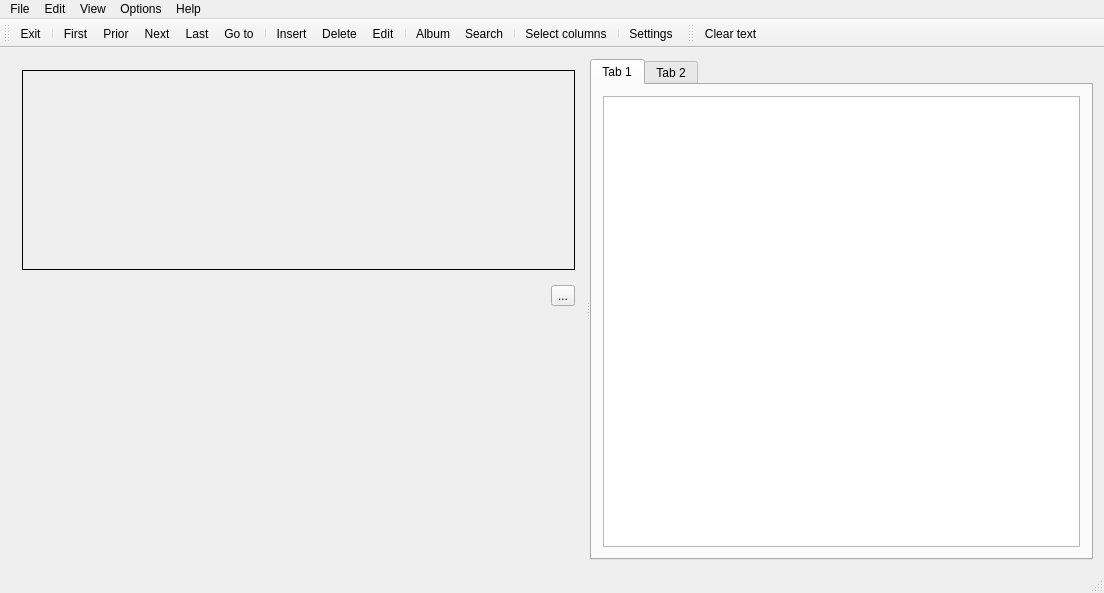
Above: Forms/CMain.ui from skynowa/xxxdb before the change. Below: the same form after it.
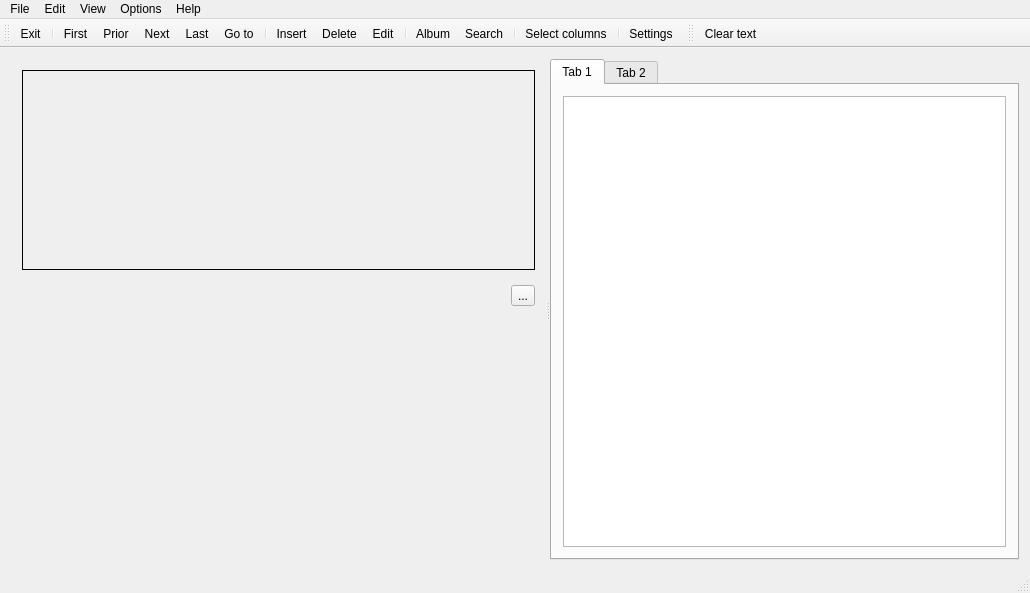
That is the form after the change. The open tabs and pages were chosen to show the change. Icons and pictures are not drawn. Custom widgets are drawn as their Qt base class.

The edit to the form file:
```diff
--- a/Forms/CMain.ui
+++ b/Forms/CMain.ui
@@ -6,7 +6,7 @@
    <rect>
     <x>0</x>
     <y>0</y>
-    <width>1104</width>
+    <width>1030</width>
     <height>593</height>
    </rect>
   </property>
@@ -3186,7 +3186,7 @@
     <rect>
      <x>0</x>
      <y>0</y>
-     <width>1104</width>
+     <width>1030</width>
      <height>20</height>
     </rect>
    </property>
```
Left out of the diff: 4 changed lines with no effect on the pictures.
